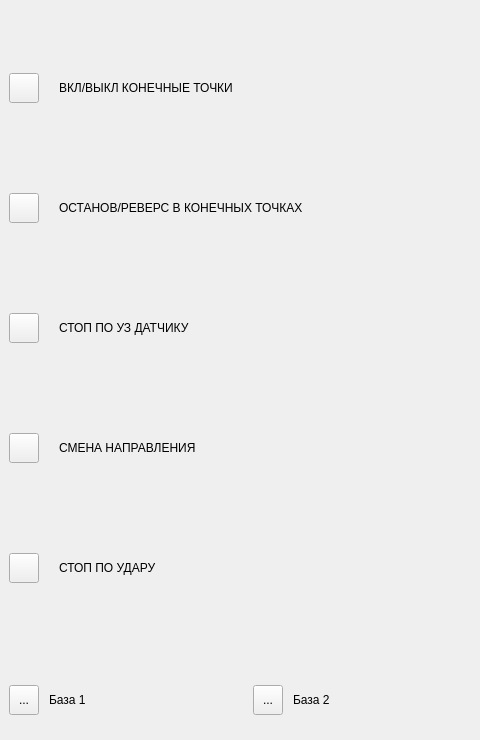
Qt form settingswidget.ui (genzorr/Cam-road) before a commit.
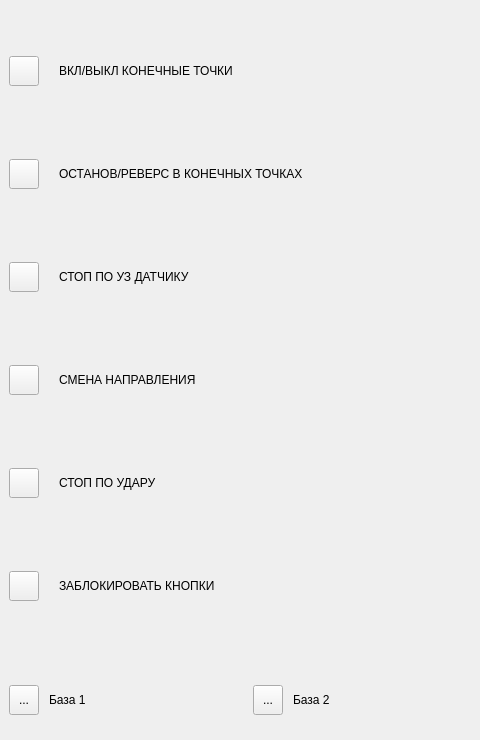
The same form after that commit.

Commit message: Ended settings widget, + lock button

The edit to the form file:
```diff
--- a/settingswidget.ui
+++ b/settingswidget.ui
@@ -248,6 +248,51 @@
       </widget>
      </widget>
     </item>
+    <item>
+     <widget class="QWidget" name="widget_8" native="true">
+      <property name="sizePolicy">
+       <sizepolicy hsizetype="Expanding" vsizetype="Fixed">
+        <horstretch>0</horstretch>
+        <verstretch>0</verstretch>
+       </sizepolicy>
+      </property>
+      <property name="minimumSize">
+       <size>
+        <width>0</width>
+        <height>50</height>
+       </size>
+      </property>
+      <widget class="QToolButton" name="LockButtons">
+       <property name="geometry">
+        <rect>
+         <x>10</x>
+         <y>10</y>
+         <width>30</width>
+         <height>30</height>
+        </rect>
+       </property>
+       <property name="text">
+        <string/>
+       </property>
+       <property name="checkable">
+        <bool>true</bool>
+       </property>
+      </widget>
+      <widget class="QLabel" name="label_8">
+       <property name="geometry">
+        <rect>
+         <x>60</x>
+         <y>15</y>
+         <width>400</width>
+         <height>20</height>
+        </rect>
+       </property>
+       <property name="text">
+        <string>ЗАБЛОКИРОВАТЬ КНОПКИ</string>
+       </property>
+      </widget>
+     </widget>
+    </item>
    </layout>
   </widget>
   <widget class="QWidget" name="horizontalLayoutWidget">
```
Left out of the diff: 2 changed lines with no effect on the pictures. The commit also changes 10 other files.
